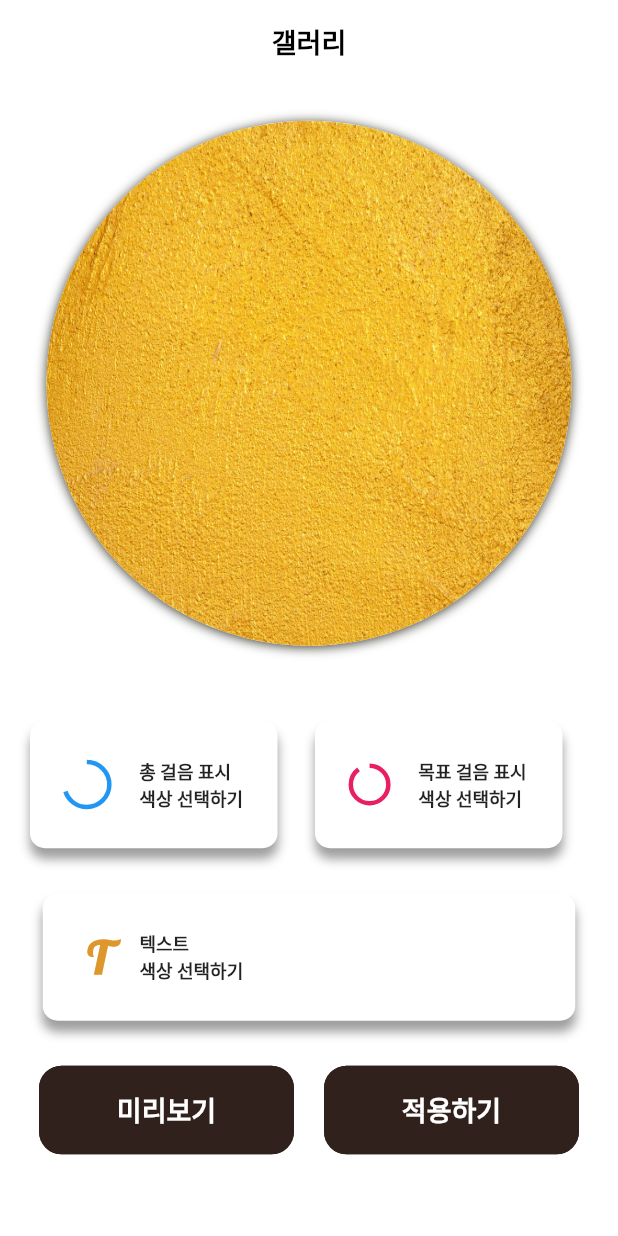
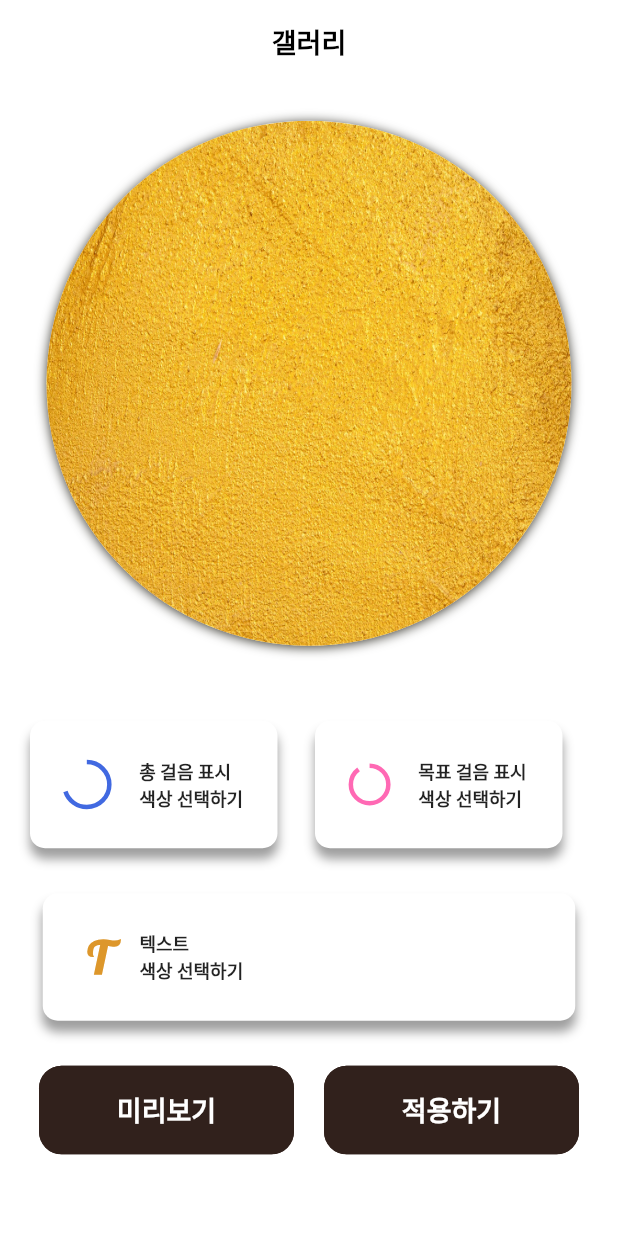
Before and after one commit to dc143cDev/cashwalk-clone, a Flutter app: the CameraView screen opened by its route, on a phone screen of 412 x 824 dp. Run offline on Flutter 3.47's test engine with Material 2 defaults, Android fonts, the light colour scheme and no system bars; our stand-ins replace flutter_colorpicker, get, get_storage, image_picker; accounts and stored records are empty; Roboto replaces fonts that are missing (IBMKR); statements that could not run were skipped.

Commit message:
갤러리 ui 완성, 컬러 픽커 추가

```diff
--- a/lib/app/modules/camera/views/camera_view.dart
+++ b/lib/app/modules/camera/views/camera_view.dart
@@ -81,7 +81,11 @@ class CameraView extends GetView<CameraController> {
                 SizedBox(
                   width: 20,
                 ),
-                Container(
+                GestureDetector(
+                  onTap: () {
+                    controller.totalColorChangeBtnClicked();
+                  },
+                  child: Container(
                     height: 85,
                     width: 165,
                     decoration: BoxDecoration(
@@ -105,11 +109,13 @@ class CameraView extends GetView<CameraController> {
                         SizedBox(
                           height: 30,
                           width: 30,
-                        child: CircularProgressIndicator(
-                          color: controller.totalColor,
+                          child: Obx(
+                            () => CircularProgressIndicator(
+                              color: controller.totalColor.value,
                               backgroundColor: bgColor,
                               strokeWidth: 3,
                               value: 70 / 100,
+                            ),
                           ),
                         ),
                         SizedBox(
@@ -125,10 +131,15 @@ class CameraView extends GetView<CameraController> {
                       ],
                     ),
                   ),
+                ),
                 SizedBox(
                   width: 25,
                 ),
-                Container(
+                GestureDetector(
+                  onTap: () {
+                    controller.walkColorChangeBtnClicked();
+                  },
+                  child: Container(
                     height: 85,
                     width: 165,
                     decoration: BoxDecoration(
@@ -152,11 +163,13 @@ class CameraView extends GetView<CameraController> {
                         SizedBox(
                           height: 25,
                           width: 25,
-                        child: CircularProgressIndicator(
-                          color: controller.walkColor,
+                          child: Obx(
+                            () => CircularProgressIndicator(
+                              color: controller.walkColor.value,
                               backgroundColor: bgColor,
                               strokeWidth: 3,
                               value: 90 / 100,
+                            ),
                           ),
                         ),
                         SizedBox(
@@ -172,6 +185,7 @@ class CameraView extends GetView<CameraController> {
                       ],
                     ),
                   ),
+                ),
                 SizedBox(
                   width: 10,
                 ),
@@ -180,7 +194,11 @@ class CameraView extends GetView<CameraController> {
             SizedBox(
               height: 30,
             ),
-            Container(
+            GestureDetector(
+              onTap: () {
+                controller.textColorChangeBtnClicked();
+              },
+              child: Container(
                 height: 85,
                 width: 355,
                 decoration: BoxDecoration(
@@ -203,13 +221,15 @@ class CameraView extends GetView<CameraController> {
                     SizedBox(
                       width: 30,
                     ),
-                  Text(
+                    Obx(
+                      () => Text(
                         'T',
                         style: TextStyle(
                             fontFamily: 'LS',
                             fontSize: 30,
                             fontWeight: FontWeight.w700,
-                        color: accentYellow),
+                            color: controller.textColor.value),
+                      ),
                     ),
                     SizedBox(
                       width: 20,
@@ -224,6 +244,7 @@ class CameraView extends GetView<CameraController> {
                   ],
                 ),
               ),
+            ),
             SizedBox(
               height: 30,
             ),
@@ -236,8 +257,7 @@ class CameraView extends GetView<CameraController> {
                   child: CustomButtonBrown(
                     btnText: '미리보기',
                     onPressed: () {
-                      controller.applyBtnClicked();
-                      Get.back();
+                      print(controller.totalColor.value);
                     },
                   ),
                 ),
--- a/pubspec.yaml
+++ b/pubspec.yaml
@@ -13,6 +13,7 @@ dependencies:
   percent_indicator: ^4.2.2
   image_picker: ^0.8.6
   get_storage: ^2.0.3
+  flutter_colorpicker: ^1.0.3
 
 dev_dependencies:
   flutter_lints: ^2.0.0
```
Also changed, not shown: lib/app/modules/camera/controllers/camera_controller.dart (+56 -2 lines). Lines whose indentation alone changed are shown as unchanged.
